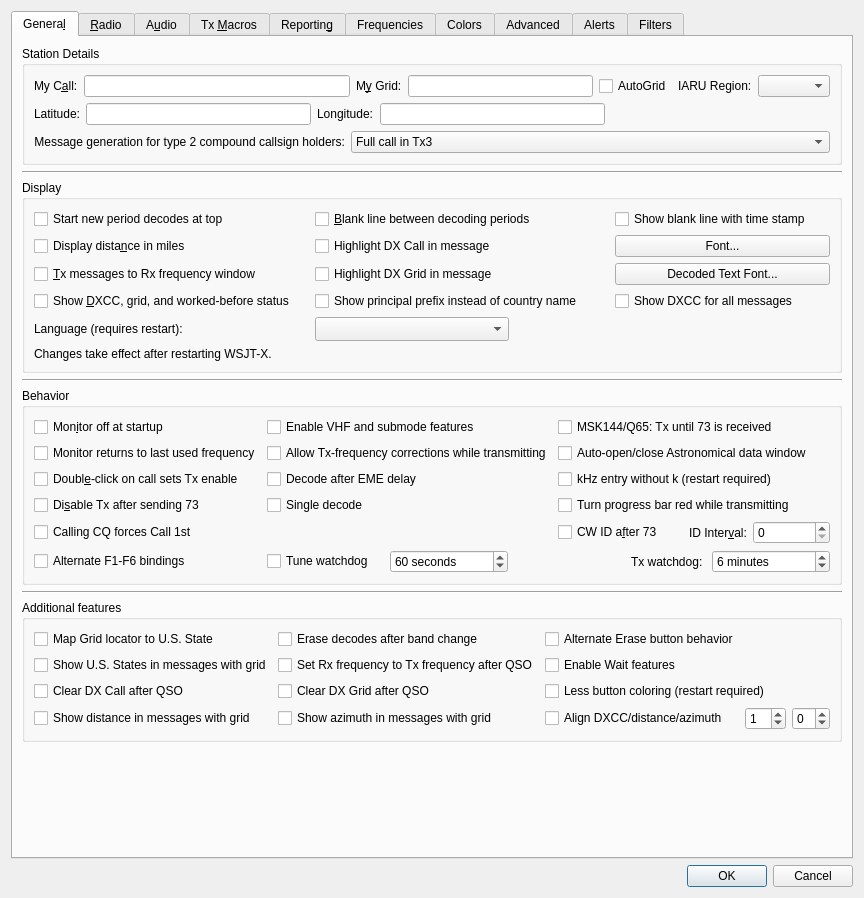
Above: Configuration.ui from grmi64/WSJT-X-for-DX-Caliber before the change. Below: the same form after it.
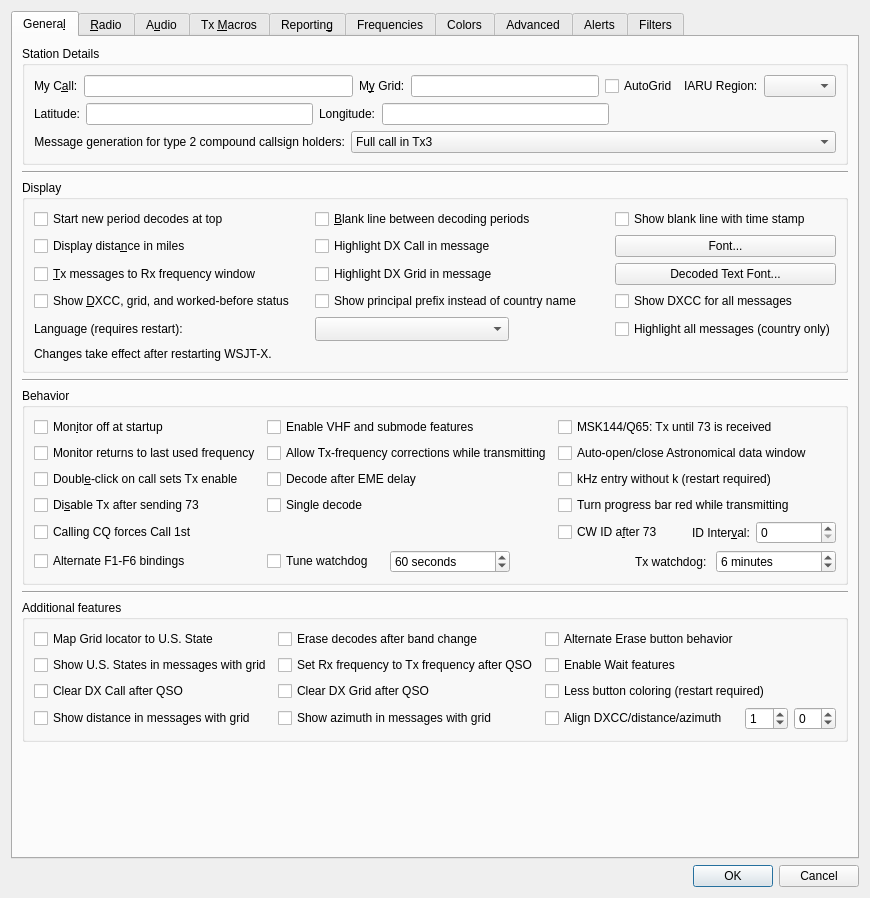
That is the form after the change. Custom widgets are drawn as their Qt base class.

```diff
--- a/Configuration.ui
+++ b/Configuration.ui
@@ -282,6 +282,16 @@
             </property>
            </widget>
           </item>
+          <item row="5" column="2">
+           <widget class="QCheckBox" name="highlight_all_messages_check_box">
+            <property name="toolTip">
+             <string>Use the decode highlighting colors on the country name in other messages. Enable Show DXCC for all messages in General to display those names.</string>
+            </property>
+            <property name="text">
+             <string>Highlight all messages (country only)</string>
+            </property>
+           </widget>
+          </item>
           <item row="2" column="0">
            <widget class="QCheckBox" name="miles_check_box">
             <property name="toolTip">
```
